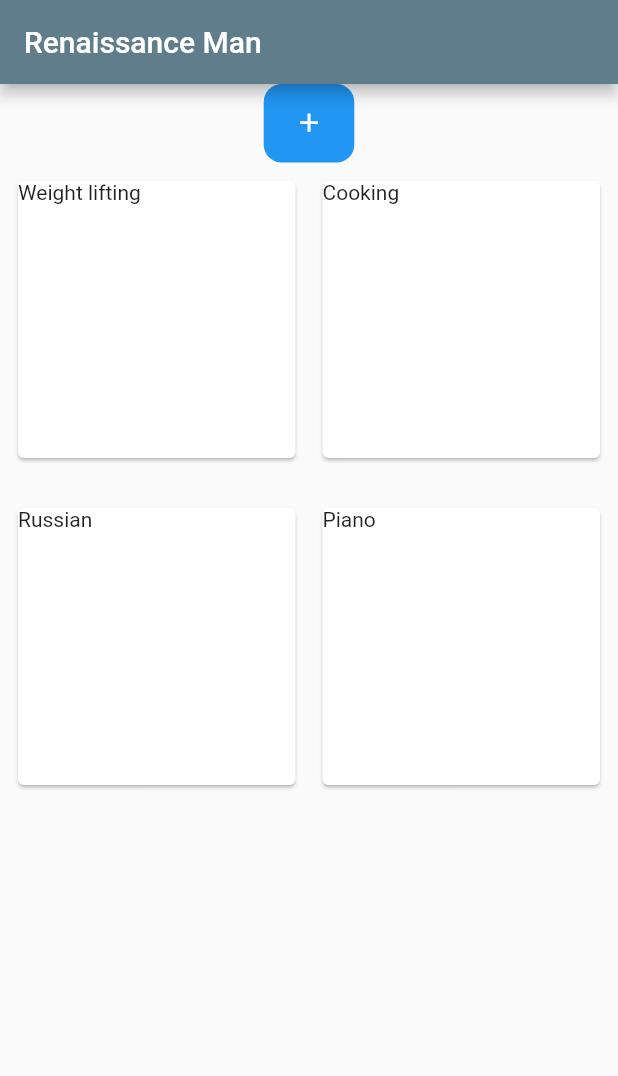
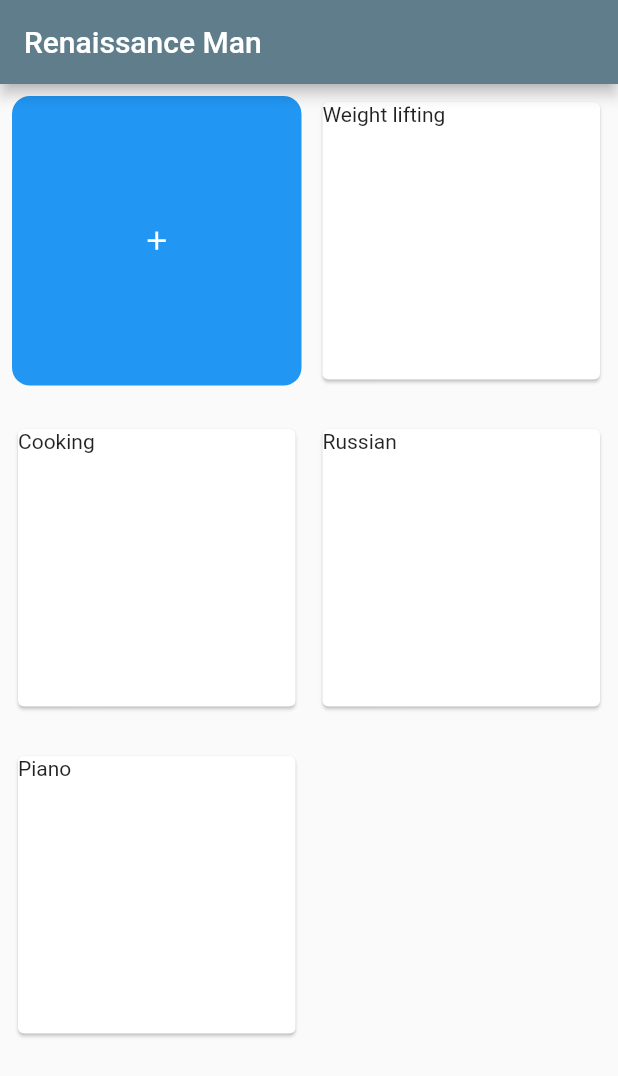
Before and after one commit to kostaleonard/renaissance-man-app, a Flutter app: the screen it shows after launch, on a phone screen of 412 x 824 dp. Shown: the top 1076 px of the screen. Run offline on Flutter 3.47's test engine with Material 2 defaults, Android fonts, the phone set to English and light mode, and no system bars.

Commit message:
Added button to grid layout
Signed-off-by: Leo Kosta <kostaleonard@gmail.com>

```diff
--- a/lib/skill.dart
+++ b/lib/skill.dart
@@ -4,9 +4,11 @@ class Skill {
   final int id;
   final String name;
   final DateTime createdAt;
+  int minutesInvested;
 
   Skill({required this.id, required this.name, createdAt})
-      : createdAt = createdAt ?? DateTime.now();
+      : createdAt = createdAt ?? DateTime.now(),
+        minutesInvested = 0;
 
   @override
   String toString() {
--- a/lib/skill_preview_card.dart
+++ b/lib/skill_preview_card.dart
@@ -21,6 +21,7 @@ class SkillPreviewCard extends StatelessWidget {
               Theme.of(context).colorScheme.onSurface.withOpacity(0.12),
           highlightColor: Colors.transparent,
           child: Text(skill.name),
+          //TODO also display number of hours
         ),
     );
   }
--- a/lib/skill_select_page.dart
+++ b/lib/skill_select_page.dart
@@ -37,15 +37,7 @@ class _SkillSelectPageState extends State<SkillSelectPage> {
         appBar: AppBar(title: const Text('Renaissance Man')),
         body: Column(
           children: [
-            CupertinoButton.filled(
-                onPressed: () {
-                  setState(() {
-                    widget.skillRepository.createSkill(
-                        'New skill'); //TODO user should choose name
-                    skillQuery = widget.skillRepository.readSkills();
-                  });
-                },
-                child: const Icon(Icons.add)),
+
             FutureBuilder(
               future: skillQuery,
               builder: (context, snapshot) {
@@ -56,15 +48,26 @@ class _SkillSelectPageState extends State<SkillSelectPage> {
                       child: Text('No connection', style: _biggerFont));
                 } else {
                   final skillsToDisplay = snapshot.data ?? [];
+                  final skillPreviewCards = skillsToDisplay
+                      .map((skill) => SkillPreviewCard(skill: skill))
+                      .toList(growable: false);
+                  //TODO make this button more muted so that it doesn't stand out
+                  final addSkillButton = CupertinoButton.filled(
+                      onPressed: () {
+                        setState(() {
+                          widget.skillRepository.createSkill(
+                              'New skill'); //TODO user should choose name
+                          skillQuery = widget.skillRepository.readSkills();
+                        });
+                      },
+                      child: const Icon(Icons.add));
                   return Expanded(
                       child: GridView.extent(
-                        padding: const EdgeInsets.all(8),
+                    padding: const EdgeInsets.all(8),
                     mainAxisSpacing: 25,
                     crossAxisSpacing: 10,
                     maxCrossAxisExtent: 200,
-                    children: skillsToDisplay
-                        .map((skill) => SkillPreviewCard(skill: skill))
-                        .toList(growable: false),
+                    children: [addSkillButton as Widget] + skillPreviewCards,
                   ));
                 }
               },
```
